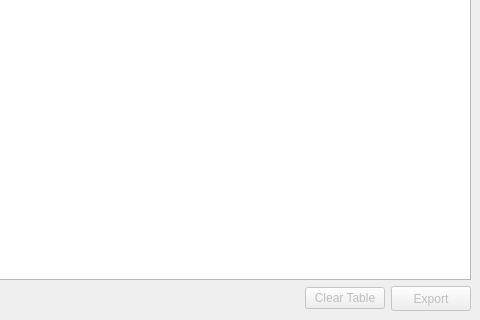
Old version of the form eliteOCRGUI.ui in the repository seeebek/EliteOCR; both pictures show x 651 to 1131 and y 468 to 788 of the 1131 by 788 pixel window.
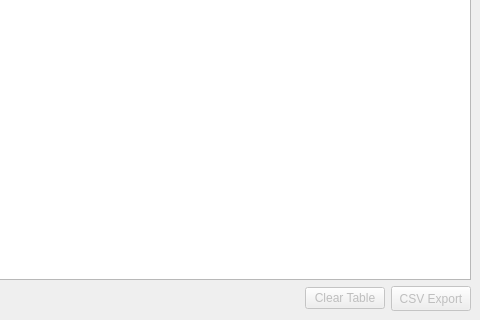
New version of the form. Icons and pictures are not drawn. Custom widgets are drawn as their Qt base class.

What changed in the file:
```diff
--- a/eliteOCRGUI.ui
+++ b/eliteOCRGUI.ui
@@ -990,7 +990,7 @@
          </size>
         </property>
         <property name="text">
-         <string>Export</string>
+         <string>CSV Export</string>
         </property>
        </widget>
       </item>
```
